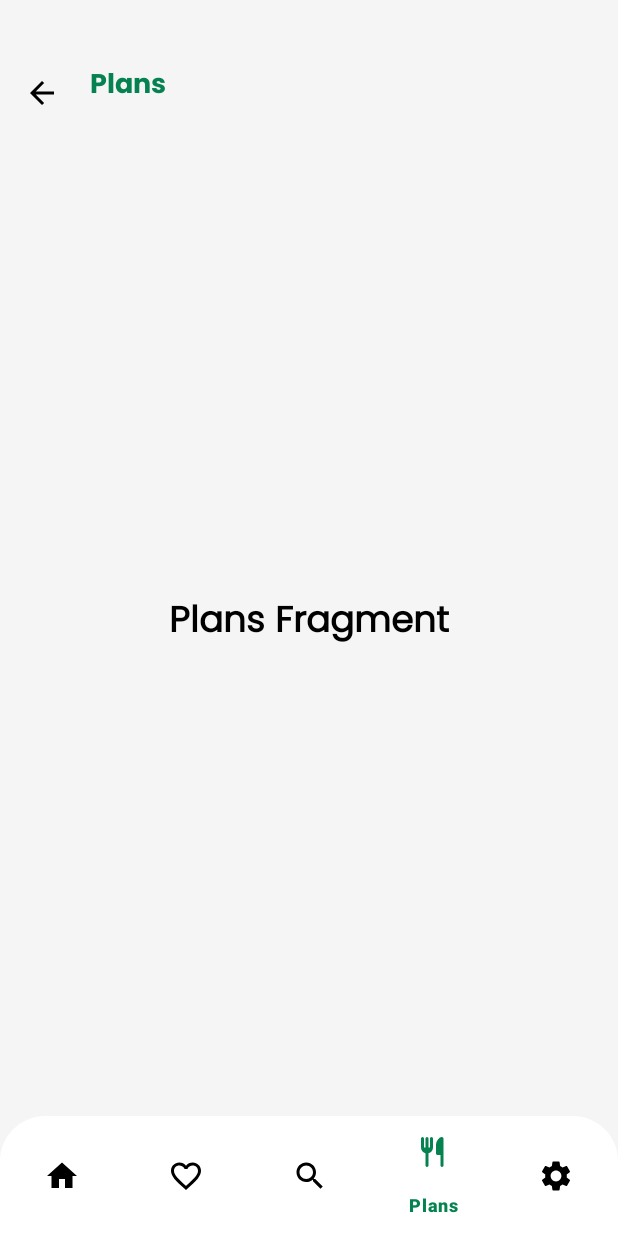
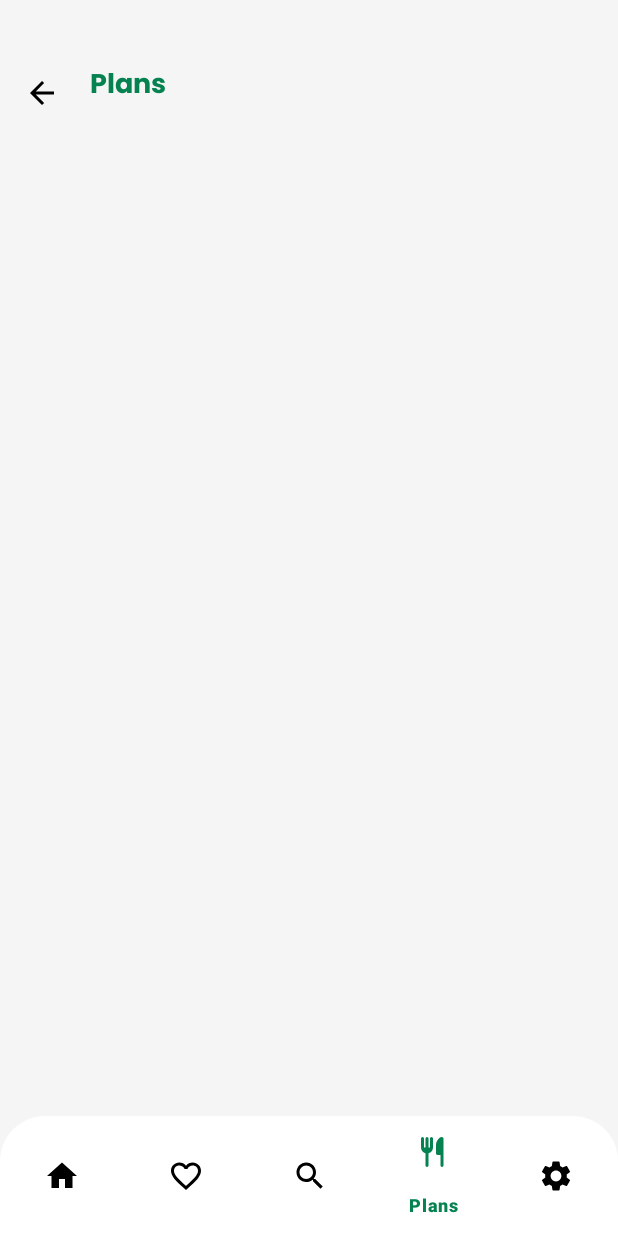
Before and after one commit to Karam-Salama/Food-Planner-Application, an Android app: the WeeklyPlansFragment screen opened through its navigation route, on a phone screen of 412 x 824 dp. Run offline under Robolectric (Android 15) with nearby library versions, the phone set to English and light mode, and no system bars; our stand-ins replace Firebase (no records; nobody signed in at launch, a user with empty details on screens opened directly), Room's generated code, navigation-ui; pictures from the network do not load.

Commit message:
display my plans in Plans Fragment

```diff
--- a/app/src/main/java/com/example/foodplannerapplication/core/utils/helpers/DateUtils.kt
+++ b/app/src/main/java/com/example/foodplannerapplication/core/utils/helpers/DateUtils.kt
@@ -8,4 +8,9 @@ object DateUtils {
         val sdf = SimpleDateFormat("dd/MM/yyyy", Locale.getDefault())
         return sdf.parse(date)?.time ?: 0L
     }
+
+    fun convertLongToDate(timeInMillis: Long): String {
+        val sdf = SimpleDateFormat("dd/MM/yyyy", Locale.getDefault())
+        return sdf.format(timeInMillis)
+    }
 }
--- a/app/src/main/java/com/example/foodplannerapplication/modules/home/viewmodel/AddMealViewModel.kt
+++ b/app/src/main/java/com/example/foodplannerapplication/modules/home/viewmodel/AddMealViewModel.kt
@@ -24,7 +24,7 @@ class AddMealViewModel(private val addMealDao: AddMealDao) : ViewModel() {
         fetchPlans()
     }
 
-    private fun fetchPlans() {
+    fun fetchPlans() {
         viewModelScope.launch(Dispatchers.IO) {
             try {
                 val list = addMealDao.getAllPlans()
--- a/app/src/main/java/com/example/foodplannerapplication/modules/plans/view/WeeklyPlansFragment.kt
+++ b/app/src/main/java/com/example/foodplannerapplication/modules/plans/view/WeeklyPlansFragment.kt
@@ -5,10 +5,28 @@ import androidx.fragment.app.Fragment
 import android.view.LayoutInflater
 import android.view.View
 import android.view.ViewGroup
+import androidx.lifecycle.ViewModelProvider
+import androidx.lifecycle.lifecycleScope
+import androidx.recyclerview.widget.GridLayoutManager
+import androidx.recyclerview.widget.LinearLayoutManager
+import androidx.recyclerview.widget.RecyclerView
 import com.example.foodplannerapplication.R
+import com.example.foodplannerapplication.core.model.FilteredMealModel
+import com.example.foodplannerapplication.core.model.ICommonFilteredMealListener
+import com.example.foodplannerapplication.core.model.cache.room.database.FavoritesDatabase
+import com.example.foodplannerapplication.core.viewmodel.AddToFavoriteViewModel
+import com.example.foodplannerapplication.core.viewmodel.MyFactory
+import com.example.foodplannerapplication.modules.home.model.cache.database.AddMealDatabase
+import com.example.foodplannerapplication.modules.home.model.server.services.RetrofitHelper
+import com.example.foodplannerapplication.modules.home.view.adapters.FilteredMealsByAreaAdapter
+import com.example.foodplannerapplication.modules.home.viewmodel.AddMealViewModel
+import kotlinx.coroutines.launch
 
 
-class WeeklyPlansFragment : Fragment() {
+class WeeklyPlansFragment : Fragment(), ICommonFilteredMealListener {
+    private lateinit var rcWeeklyPlans: RecyclerView
+    private lateinit var weeklyPlansAdapter: WeeklyPlansAdapter
+    private lateinit var weeklyPlansViewModel: AddMealViewModel
 
     override fun onCreateView(
         inflater: LayoutInflater, container: ViewGroup?,
@@ -18,4 +36,49 @@ class WeeklyPlansFragment : Fragment() {
         return inflater.inflate(R.layout.fragment_weekly_plans, container, false)
     }
 
+    override fun onViewCreated(view: View, savedInstanceState: Bundle?) {
+        super.onViewCreated(view, savedInstanceState)
+        setupRecyclerView(view)
+        setUpViewModel()
+        extractedDataFromViewModel()
+        observeViewModel()
+    }
+
+    private fun setupRecyclerView(view: View) {
+        rcWeeklyPlans = view.findViewById(R.id.rc_weekly_plans)
+        weeklyPlansAdapter = WeeklyPlansAdapter(listOf(),requireContext(),this)
+        rcWeeklyPlans.apply {
+            overScrollMode = View.OVER_SCROLL_NEVER
+            layoutManager = LinearLayoutManager(requireContext(), LinearLayoutManager.VERTICAL, false)
+            adapter = weeklyPlansAdapter
+        }
+    }
+
+    private fun setUpViewModel() {
+        var dao = AddMealDatabase.getDatabase(requireContext()).getAddMealDao()
+        var myFactory = com.example.foodplannerapplication.modules.home.viewmodel.MyFactory(dao)
+        weeklyPlansViewModel = ViewModelProvider(this, myFactory).get(AddMealViewModel::class.java)
+    }
+
+    private fun extractedDataFromViewModel() {
+        lifecycleScope.launch {
+            weeklyPlansViewModel.fetchPlans()
+        }
+    }
+
+    private fun observeViewModel() {
+        weeklyPlansViewModel.mealsPlanList.observe(viewLifecycleOwner) { newList ->
+            weeklyPlansAdapter.weeklyMeals = newList.toList()
+            weeklyPlansAdapter.notifyDataSetChanged()
+        }
+    }
+
+    override fun onFilteredMealsFavoriteClick(filteredMealsModel: FilteredMealModel?) {
+        TODO("Not yet implemented")
+    }
+
+    override fun onFilteredMealsClick(mealId: String?) {
+        TODO("Not yet implemented")
+    }
+
 }
--- a/app/src/main/res/layout/fragment_weekly_plans.xml
+++ b/app/src/main/res/layout/fragment_weekly_plans.xml
@@ -7,18 +7,13 @@
     android:background="@color/lightGrey"
     tools:context=".modules.plans.view.WeeklyPlansFragment">
 
-    <TextView
-        android:id="@+id/textView3"
-        android:layout_width="wrap_content"
-        android:layout_height="wrap_content"
-        android:fontFamily="@font/poppins_regular"
-        android:text="Plans Fragment"
-        android:textColor="@color/black"
-        android:textSize="24sp"
-        android:textStyle="bold"
+
+    <androidx.recyclerview.widget.RecyclerView
+        android:id="@+id/rc_weekly_plans"
+        android:layout_width="0dp"
+        android:layout_height="0dp"
         app:layout_constraintBottom_toBottomOf="parent"
         app:layout_constraintEnd_toEndOf="parent"
         app:layout_constraintStart_toStartOf="parent"
         app:layout_constraintTop_toTopOf="parent" />
-
 </androidx.constraintlayout.widget.ConstraintLayout>
--- a/app/src/main/res/values/themes.xml
+++ b/app/src/main/res/values/themes.xml
@@ -8,7 +8,7 @@
     <style name="Theme.FoodPlannerApplication" parent="Base.Theme.FoodPlannerApplication" />
     <style name="RoundCorner" parent="">
         <item name="cornerFamily">rounded</item>
-        <item name="cornerSize">20dp</item>
+        <item name="cornerSize">8dp</item>
     </style>
 
     <style name="ToolbarTitleStyle" parent="TextAppearance.AppCompat.Widget.ActionBar.Title">
```
Also changed, not shown: app/src/main/java/com/example/foodplannerapplication/modules/plans/view/WeeklyPlansAdapter.kt (added, +64 -0 lines), app/src/main/res/drawable/plan_item_bg.xml (added, +7 -0 lines), app/src/main/res/layout/weekly_plans_item.xml (added, +74 -0 lines).
